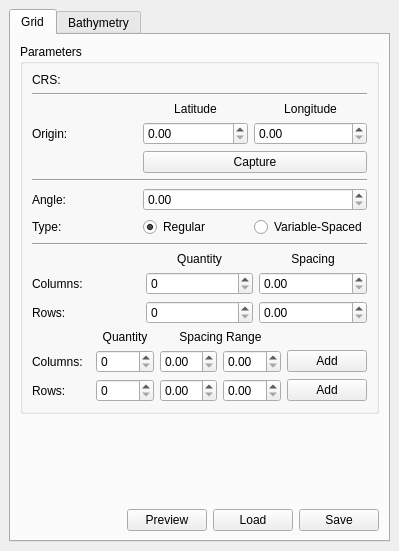
Above: mohid_qgis_dockwidget_base.ui from Mohid-Water-Modelling-System/MOHID_QGIS before the change. Below: the same form after it.
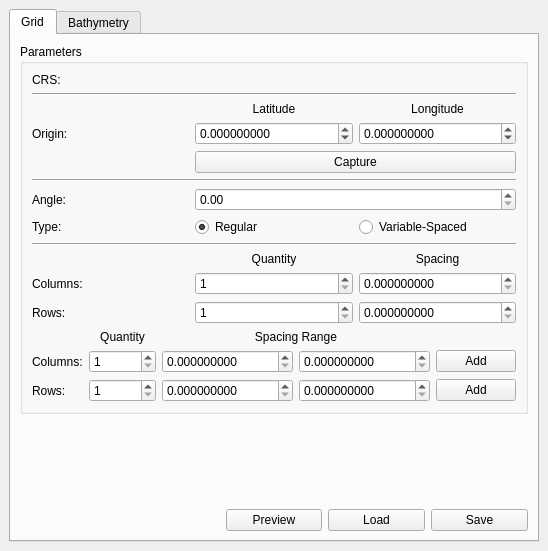
That is the form after the change. Custom widgets are drawn as their Qt base class.

```diff
--- a/mohid_qgis_dockwidget_base.ui
+++ b/mohid_qgis_dockwidget_base.ui
@@ -66,7 +66,17 @@
             </widget>
            </item>
            <item row="3" column="1">
-            <widget class="QDoubleSpinBox" name="doubleSpinBoxOriginLatitude"/>
+                                                <widget class="QDoubleSpinBox" name="doubleSpinBoxOriginLatitude">
+                                                    <property name="decimals">
+                                                        <number>9</number>
+                                                    </property>
+                                                    <property name="minimum">
+                                                        <double>-999999999.000000000000000</double>
+                                                    </property>
+                                                    <property name="maximum">
+                                                        <double>999999999.000000000000000</double>
+                                                    </property>
+                                                </widget>
            </item>
            <item row="7" column="1">
             <widget class="QRadioButton" name="radioButtonRegular">
@@ -131,7 +141,14 @@
                </widget>
               </item>
               <item row="2" column="2">
-               <widget class="QDoubleSpinBox" name="doubleSpinBoxVariableSpacedColumnsSpacingStart"/>
+                                                            <widget class="QDoubleSpinBox" name="doubleSpinBoxVariableSpacedColumnsSpacingStart">
+                                                                <property name="decimals">
+                                                                    <number>9</number>
+                                                                </property>
+                                                                <property name="maximum">
+                                                                    <double>999999999.000000000000000</double>
+                                                                </property>
+                                                            </widget>
               </item>
               <item row="3" column="0">
                <widget class="QLabel" name="labelVariableSpacedRows">
@@ -141,13 +158,34 @@
                </widget>
               </item>
               <item row="3" column="3">
-               <widget class="QDoubleSpinBox" name="doubleSpinBoxVariableSpacedRowsSpacingEnd"/>
+                                                            <widget class="QDoubleSpinBox" name="doubleSpinBoxVariableSpacedRowsSpacingEnd">
+                                                                <property name="decimals">
+                                                                    <number>9</number>
+                                                                </property>
+                                                                <property name="maximum">
+                                                                    <double>999999999.000000000000000</double>
+                                                                </property>
+                                                            </widget>
               </item>
               <item row="3" column="1">
-               <widget class="QSpinBox" name="spinBoxVariableSpacedRowsQuantity"/>
+                                                            <widget class="QSpinBox" name="spinBoxVariableSpacedRowsQuantity">
+                                                                <property name="minimum">
+                                                                    <number>1</number>
+                                                                </property>
+                                                                <property name="maximum">
+                                                                    <number>999999999</number>
+                                                                </property>
+                                                            </widget>
               </item>
               <item row="2" column="1">
-               <widget class="QSpinBox" name="spinBoxVariableSpacedColumnsQuantity"/>
+                                                            <widget class="QSpinBox" name="spinBoxVariableSpacedColumnsQuantity">
+                                                                <property name="minimum">
+                                                                    <number>1</number>
+                                                                </property>
+                                                                <property name="maximum">
+                                                                    <number>999999999</number>
+                                                                </property>
+                                                            </widget>
               </item>
               <item row="0" column="2" colspan="2">
                <widget class="QLabel" name="labelSpacingRange">
@@ -160,7 +198,14 @@
                </widget>
               </item>
               <item row="2" column="3">
-               <widget class="QDoubleSpinBox" name="doubleSpinBoxVariableSpacedColumnsSpacingEnd"/>
+                                                            <widget class="QDoubleSpinBox" name="doubleSpinBoxVariableSpacedColumnsSpacingEnd">
+                                                                <property name="decimals">
+                                                                    <number>9</number>
+                                                                </property>
+                                                                <property name="maximum">
+                                                                    <double>999999999.000000000000000</double>
+                                                                </property>
+                                                            </widget>
               </item>
               <item row="2" column="4">
                <widget class="QPushButton" name="pushButtonColumnsAdd">
@@ -170,7 +215,14 @@
                </widget>
               </item>
               <item row="3" column="2">
-               <widget class="QDoubleSpinBox" name="doubleSpinBoxVariableSpacedRowsSpacingStart_2"/>
+                                                            <widget class="QDoubleSpinBox" name="doubleSpinBoxVariableSpacedRowsSpacingStart">
+                                                                <property name="maximum">
+                                                                    <number>999999999</number>
+                                                                </property>
+                                                                <property name="decimals">
+                                                                    <number>9</number>
+                                                                </property>
+                                                            </widget>
               </item>
               <item row="0" column="1">
                <widget class="QLabel" name="labelVariableSpacedQuantity">
@@ -207,7 +259,17 @@
             </widget>
            </item>
            <item row="3" column="2">
-            <widget class="QDoubleSpinBox" name="doubleSpinBoxOriginLongitude"/>
+                                                <widget class="QDoubleSpinBox" name="doubleSpinBoxOriginLongitude">
+                                                    <property name="decimals">
+                                                        <number>9</number>
+                                                    </property>
+                                                    <property name="minimum">
+                                                        <double>-999999999.000000000000000</double>
+                                                    </property>
+                                                    <property name="maximum">
+                                                        <double>999999999.000000000000000</double>
+                                                    </property>
+                                                </widget>
            </item>
            <item row="5" column="0" colspan="3">
             <widget class="Line" name="line_2">
@@ -255,7 +317,14 @@
                </widget>
               </item>
               <item row="2" column="1">
-               <widget class="QSpinBox" name="spinBoxRegularRowsQuantity"/>
+                                                            <widget class="QSpinBox" name="spinBoxRegularRowsQuantity">
+                                                                <property name="minimum">
+                                                                    <number>1</number>
+                                                                </property>
+                                                                <property name="maximum">
+                                                                    <number>999999999</number>
+                                                                </property>
+                                                            </widget>
               </item>
               <item row="0" column="2">
                <widget class="QLabel" name="labelRegularSpacing">
@@ -275,7 +344,14 @@
                </widget>
               </item>
               <item row="1" column="2">
-               <widget class="QDoubleSpinBox" name="doubleSpinBoxRegularColumnsSpacing"/>
+                                                            <widget class="QDoubleSpinBox" name="doubleSpinBoxRegularColumnsSpacing">
+                                                                <property name="decimals">
+                                                                    <number>9</number>
+                                                                </property>
+                                                                <property name="maximum">
+                                                                    <double>999999999.000000000000000</double>
+                                                                </property>
+                                                            </widget>
               </item>
               <item row="2" column="0">
                <widget class="QLabel" name="labelRegularRows">
@@ -285,10 +361,24 @@
                </widget>
               </item>
               <item row="1" column="1">
-               <widget class="QSpinBox" name="spinBoxRegularColumnsQuantity"/>
+                                                            <widget class="QSpinBox" name="spinBoxRegularColumnsQuantity">
+                                                                <property name="minimum">
+                                                                    <number>1</number>
+                                                                </property>
+                                                                <property name="maximum">
+                                                                    <number>999999999</number>
+                                                                </property>
+                                                            </widget>
               </item>
               <item row="2" column="2">
-               <widget class="QDoubleSpinBox" name="doubleSpinBoxRegularRowsSpacing"/>
+                                                            <widget class="QDoubleSpinBox" name="doubleSpinBoxRegularRowsSpacing">
+                                                                <property name="decimals">
+                                                                    <number>9</number>
+                                                                </property>
+                                                                <property name="maximum">
+                                                                    <double>999999999.000000000000000</double>
+                                                                </property>
+                                                            </widget>
               </item>
              </layout>
             </widget>
```
Left out of the diff: 10 changed lines with no effect on the pictures. Lines whose indentation alone changed are shown as unchanged.
